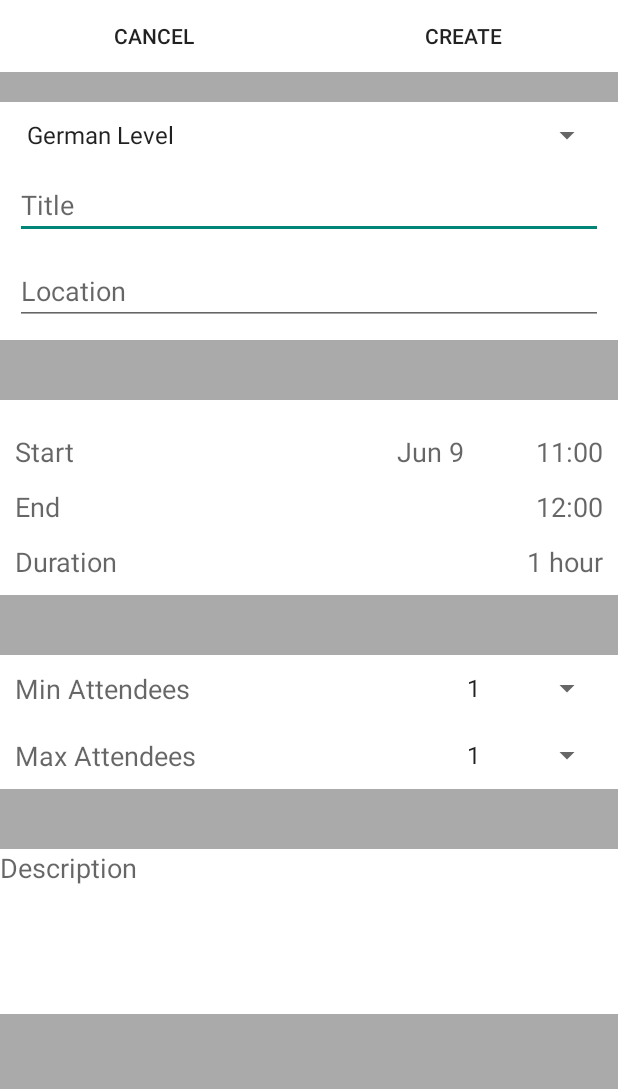
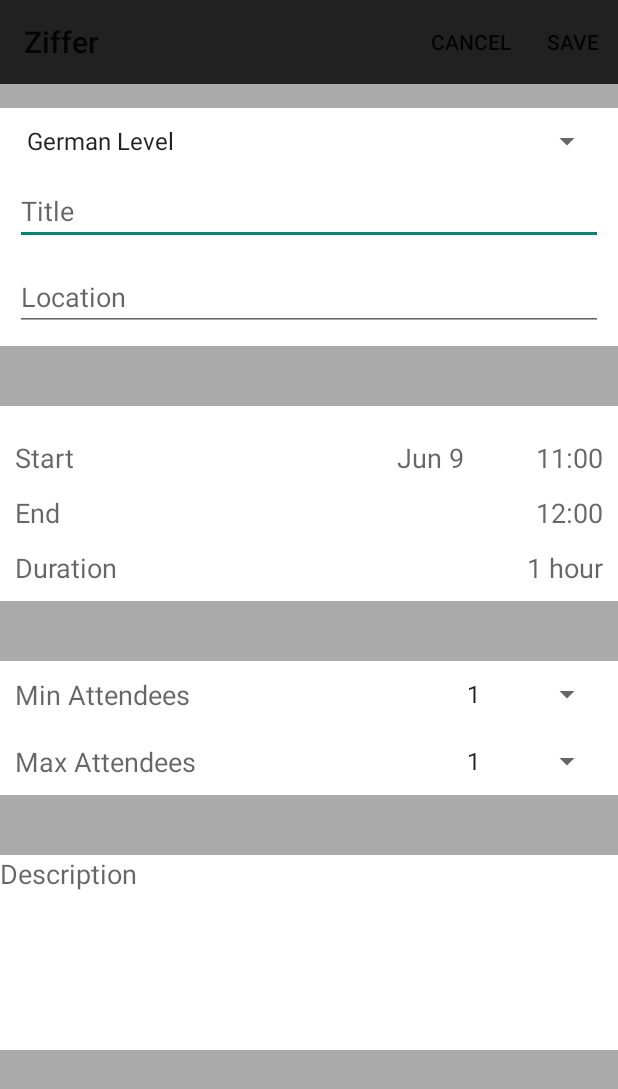
Before and after one commit to jbonot/ziffer, an Android app: the EventCreate screen opened directly, with no data from a screen before it, on a phone screen of 412 x 824 dp. Shown: the top 1089 px of the screen. Run offline under Robolectric (Android 15) with nearby library versions, the phone set to English and light mode, and no system bars.

Commit message:
Move "save" and "cancel" buttons in create event form to toolbar.

```diff
--- a/app/src/main/java/de/rwth_aachen/ziffer/EventCreate.java
+++ b/app/src/main/java/de/rwth_aachen/ziffer/EventCreate.java
@@ -1,8 +1,11 @@
 package de.rwth_aachen.ziffer;
 
 import android.support.v4.app.DialogFragment;
-import android.support.v4.app.FragmentActivity;
 import android.os.Bundle;
+import android.support.v7.app.AppCompatActivity;
+import android.support.v7.widget.Toolbar;
+import android.view.Menu;
+import android.view.MenuItem;
 import android.view.View;
 import android.widget.AdapterView;
 import android.widget.ArrayAdapter;
@@ -13,12 +16,15 @@ import java.util.ArrayList;
 import java.util.Calendar;
 import java.util.List;
 
-public class EventCreate extends FragmentActivity {
+public class EventCreate extends AppCompatActivity {
 
     @Override
     protected void onCreate(Bundle savedInstanceState) {
         super.onCreate(savedInstanceState);
         setContentView(R.layout.event_create_form);
+        Toolbar toolbar = (Toolbar) findViewById(R.id.toolbar);
+        setSupportActionBar(toolbar);
+
         Calendar c = Calendar.getInstance();
 
         TextView timeStart = (TextView)findViewById(R.id.timeStart);
@@ -94,6 +100,25 @@ public class EventCreate extends FragmentActivity {
         this.setupSpinner((Spinner) findViewById(R.id.minAttendees), categories);
     }
 
+    @Override
+    public boolean onCreateOptionsMenu(Menu menu) {
+        getMenuInflater().inflate(R.menu.savecancel, menu);
+        return true;
+    }
+
+    @Override
+    public boolean onOptionsItemSelected(MenuItem item) {
+        int id = item.getItemId();
+
+        if (id == R.id.action_save) {
+            return true;
+        } else if (id == R.id.action_cancel) {
+            return true;
+        }
+
+        return super.onOptionsItemSelected(item);
+    }
+
     private void setupSpinner(Spinner spinner, List<String> values) {
 
         // Spinner click listener
--- a/app/src/main/res/layout/event_create_form.xml
+++ b/app/src/main/res/layout/event_create_form.xml
@@ -1,36 +1,13 @@
 <?xml version="1.0" encoding="utf-8"?>
 <LinearLayout xmlns:android="http://schemas.android.com/apk/res/android"
+    xmlns:app="http://schemas.android.com/apk/res-auto"
     android:orientation="vertical" android:layout_width="match_parent"
     android:layout_height="match_parent"
     android:background="@android:color/darker_gray">
 
-    <LinearLayout
-        android:orientation="horizontal"
-        android:layout_width="match_parent"
-        android:layout_height="wrap_content"
-        android:layout_marginBottom="20dp"
-        android:background="@android:color/white">
-
-
-
-        <Button
-            android:layout_width="wrap_content"
-            android:layout_height="wrap_content"
-            android:text="Cancel"
-            android:id="@+id/button"
-            android:layout_weight="1"
-            android:background="@android:color/white" />
-
-        <Button
-            android:layout_width="wrap_content"
-            android:layout_height="wrap_content"
-            android:text="Create"
-            android:id="@+id/button2"
-            android:layout_weight="1"
-            android:background="@android:color/white" />
-
-
-    </LinearLayout>
+    <android.support.v7.widget.Toolbar android:id="@+id/toolbar"
+        android:layout_width="match_parent" android:layout_height="?attr/actionBarSize"
+        android:background="?attr/colorPrimary" app:popupTheme="@style/AppTheme.PopupOverlay" />
 
     <ScrollView
         android:layout_width="match_parent"
@@ -49,7 +26,8 @@
                 android:layout_width="match_parent"
                 android:layout_height="wrap_content"
                 android:background="@android:color/white"
-                android:padding="10dp">
+                android:padding="10dp"
+                android:layout_marginTop="16dp">
 
                 <Spinner
                     android:layout_width="match_parent"
@@ -238,7 +216,7 @@
 
             <EditText
                 android:layout_width="fill_parent"
-                android:layout_height="110dp"
+                android:layout_height="130dp"
                 android:inputType="textMultiLine"
                 android:ems="10"
                 android:id="@+id/description"
--- /dev/null
+++ b/app/src/main/res/menu/savecancel.xml
@@ -0,0 +1,13 @@
+<?xml version="1.0" encoding="utf-8"?>
+<menu xmlns:android="http://schemas.android.com/apk/res/android"
+    xmlns:app="http://schemas.android.com/apk/res-auto">
+    <item
+        android:id="@+id/action_cancel"
+        android:title="Cancel"
+        app:showAsAction="always"/>
+
+    <item
+        android:id="@+id/action_save"
+        android:title="Save"
+        app:showAsAction="always" />
+</menu>
```
